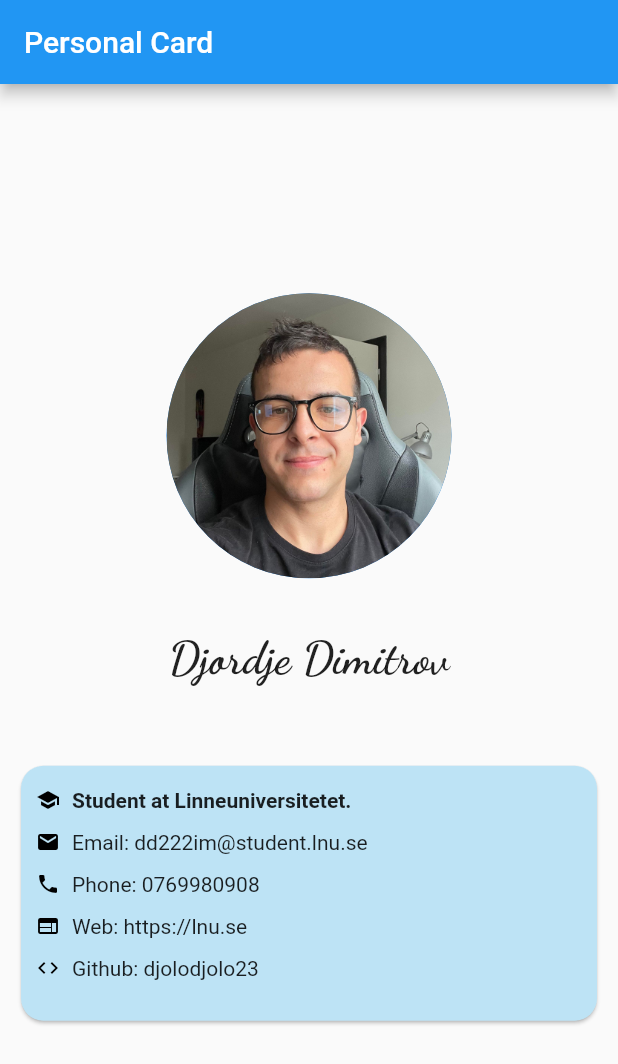
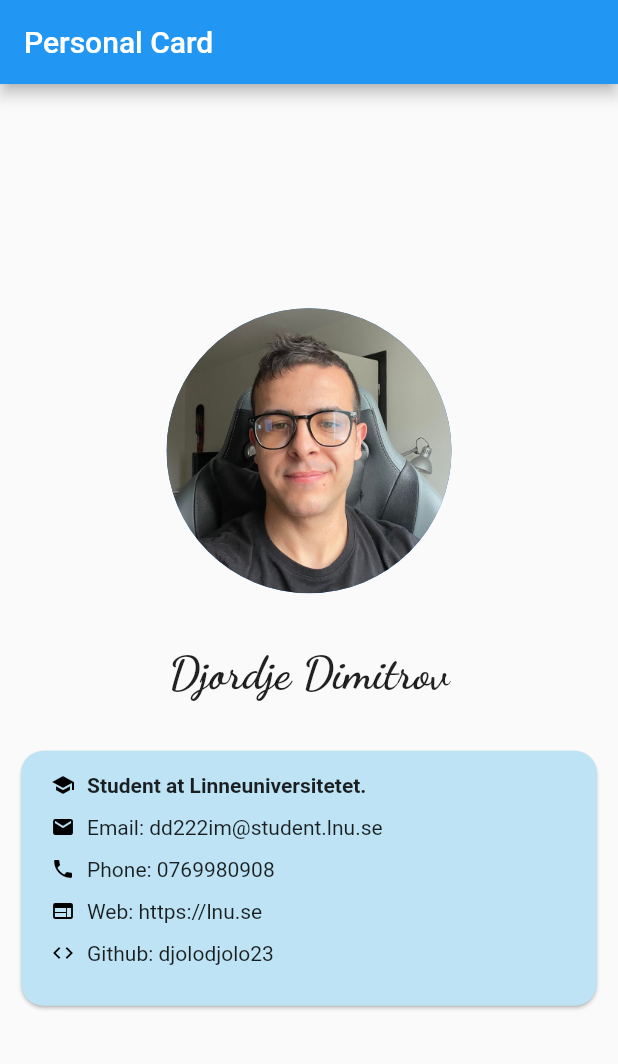
Before and after one commit to djolodjolo23/flutter_assignment_1, a Flutter app: the screen it shows after launch, on a phone screen of 412 x 824 dp. Shown: the top 1064 px of the screen. Run offline on Flutter 3.47's test engine with Material 2 defaults, Android fonts, the phone set to English and light mode, and no system bars; our stand-ins replace google_fonts.

Commit message:
Fixed issues with overflow on the right.

```diff
--- a/lib/helper.dart
+++ b/lib/helper.dart
@@ -1,10 +1,10 @@
 import 'package:flutter/material.dart';
 
+// Helper function for building the icon row
+// This function is used in the main.dart file
 Widget buildIconRow(IconData icon, String text, {bool isBold = false}) {
   return Padding(
     padding: const EdgeInsets.only(bottom: 12.0),
-    child: Padding(
-      padding: const EdgeInsets.only(right: 120),
     child: Row(
       children: [
         Icon(
@@ -20,6 +20,5 @@ Widget buildIconRow(IconData icon, String text, {bool isBold = false}) {
                 fontWeight: isBold ? FontWeight.bold : FontWeight.normal))
       ],
     ),
-    ),
   );
 }
--- a/lib/main.dart
+++ b/lib/main.dart
@@ -52,7 +52,7 @@ class LayoutPage extends StatelessWidget {
                 ),
               ),
               Padding(
-                padding: const EdgeInsets.only(top: 50.0),
+                padding: const EdgeInsets.only(top: 30.0),
                 child: Card(
                   shape: RoundedRectangleBorder(
                     borderRadius: BorderRadius.circular(15.0),
@@ -60,7 +60,7 @@ class LayoutPage extends StatelessWidget {
                   color: const Color.fromARGB(255, 189, 227, 245),
                   child: Padding(
                     padding: const EdgeInsets.symmetric(
-                        horizontal: 10, vertical: 15),
+                        horizontal: 20, vertical: 15),
                     child: Column(
                       crossAxisAlignment: CrossAxisAlignment.start,
                       children: [
```
Lines whose indentation alone changed are shown as unchanged.
